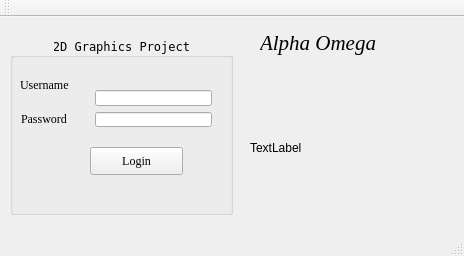
Old version of the form qt-source/login.ui in the repository Alpha-Omega-Saddleback-2018-Summer-CS1C/2DGraphicsProject.
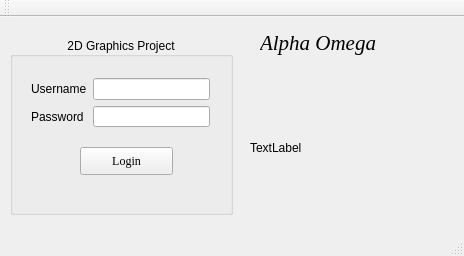
New version of the form.

What changed in the file:
```diff
--- a/qt-source/login.ui
+++ b/qt-source/login.ui
@@ -63,11 +63,6 @@
       <height>178</height>
      </rect>
     </property>
-    <property name="font">
-     <font>
-      <family>Terminal</family>
-     </font>
-    </property>
     <property name="title">
      <string>2D Graphics Project</string>
     </property>
@@ -77,7 +72,7 @@
     <widget class="QPushButton" name="loginButton">
      <property name="geometry">
       <rect>
-       <x>80</x>
+       <x>70</x>
        <y>110</y>
        <width>93</width>
        <height>28</height>
@@ -95,17 +90,31 @@
     <widget class="QWidget" name="layoutWidget">
      <property name="geometry">
       <rect>
-       <x>74</x>
-       <y>42</y>
-       <width>139</width>
-       <height>59</height>
+       <x>10</x>
+       <y>30</y>
+       <width>201</width>
+       <height>71</height>
       </rect>
      </property>
-     <layout class="QVBoxLayout" name="verticalLayout">
-      <item>
+     <layout class="QGridLayout" name="gridLayout">
+      <item row="0" column="0">
+       <widget class="QLabel" name="label_username">
+        <property name="text">
+         <string>Username</string>
+        </property>
+       </widget>
+      </item>
+      <item row="1" column="0">
+       <widget class="QLabel" name="label_password">
+        <property name="text">
+         <string>Password</string>
+        </property>
+       </widget>
+      </item>
+      <item row="0" column="1">
        <widget class="QLineEdit" name="input_username"/>
       </item>
-      <item>
+      <item row="1" column="1">
        <widget class="QLineEdit" name="input_password">
         <property name="echoMode">
          <enum>QLineEdit::Password</enum>
@@ -114,42 +123,6 @@
       </item>
      </layout>
     </widget>
-    <widget class="QLabel" name="label_username">
-     <property name="geometry">
-      <rect>
-       <x>10</x>
-       <y>40</y>
-       <width>57</width>
-       <height>16</height>
-      </rect>
-     </property>
-     <property name="font">
-      <font>
-       <family>Times New Roman</family>
-      </font>
-     </property>
-     <property name="text">
-      <string>Username</string>
-     </property>
-    </widget>
-    <widget class="QLabel" name="label_password">
-     <property name="geometry">
-      <rect>
-       <x>11</x>
-       <y>74</y>
-       <width>55</width>
-       <height>16</height>
-      </rect>
-     </property>
-     <property name="font">
-      <font>
-       <family>Times New Roman</family>
-      </font>
-     </property>
-     <property name="text">
-      <string>Password</string>
-     </property>
-    </widget>
    </widget>
    <widget class="QLabel" name="alphaOmegaPic">
     <property name="geometry">
```
Left out of the diff: 2 changed lines with no effect on the pictures.
